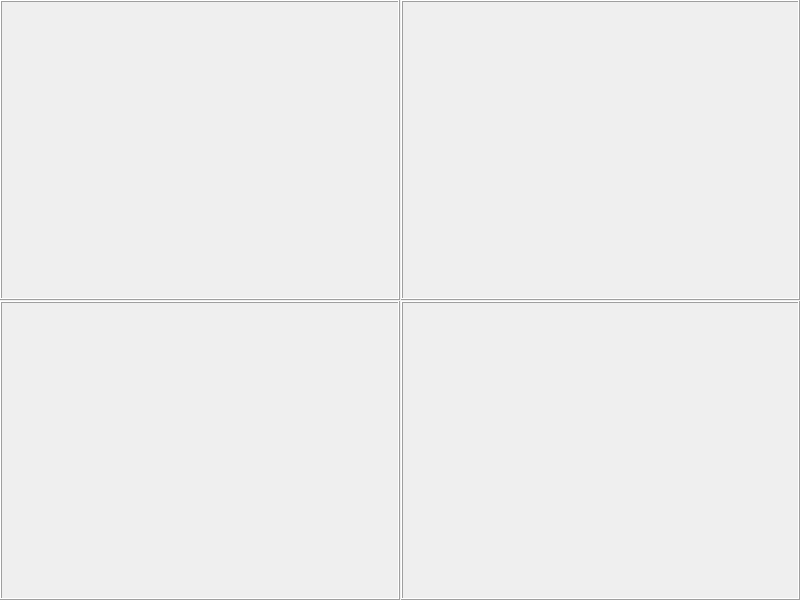
The window that x64_dbg_gui/Project/Src/Gui/CPUWidget.ui (x64dbg/x64dbg) describes before a commit, drawn with Qt 5.
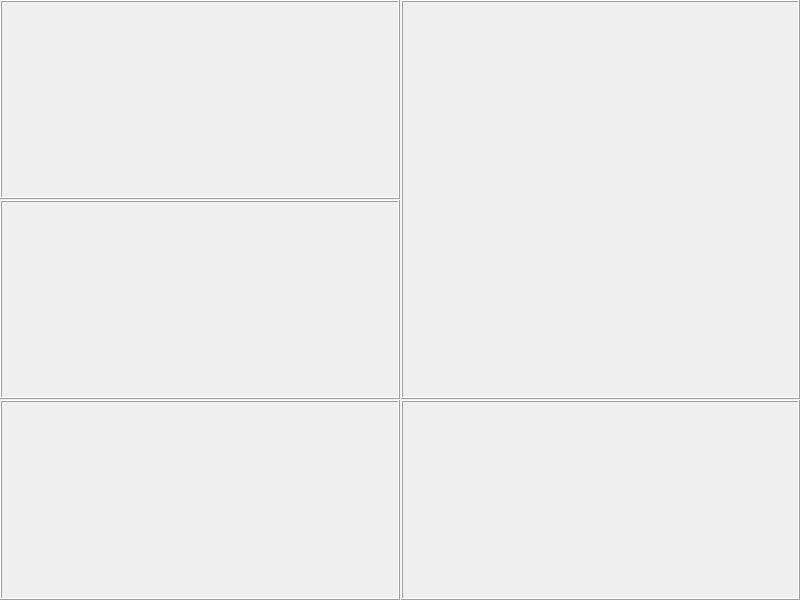
The same window after the commit.

The edit to the form file:
```diff
--- a/x64_dbg_gui/Project/Src/Gui/CPUWidget.ui
+++ b/x64_dbg_gui/Project/Src/Gui/CPUWidget.ui
@@ -17,6 +17,9 @@
    <property name="spacing">
     <number>0</number>
    </property>
+   <property name="sizeConstraint">
+    <enum>QLayout::SetMaximumSize</enum>
+   </property>
    <property name="leftMargin">
     <number>0</number>
    </property>
@@ -44,14 +47,21 @@
       <property name="handleWidth">
        <number>1</number>
       </property>
-      <widget class="QFrame" name="mTopLeftFrame">
+      <widget class="QSplitter" name="mTopLeftVSplitter">
+       <property name="orientation">
+        <enum>Qt::Vertical</enum>
+       </property>
+       <property name="handleWidth">
+        <number>1</number>
+       </property>
+       <widget class="QFrame" name="mTopLeftUpperFrame">
        <property name="frameShape">
         <enum>QFrame::Box</enum>
        </property>
        <property name="frameShadow">
         <enum>QFrame::Raised</enum>
        </property>
-       <layout class="QVBoxLayout" name="mTopLeftFrameLayout">
+        <layout class="QVBoxLayout" name="mTopLeftUpperFrameLayout">
         <property name="spacing">
          <number>0</number>
         </property>
@@ -68,6 +78,32 @@
          <number>0</number>
         </property>
        </layout>
+       </widget>
+       <widget class="QFrame" name="mTopLeftLowerFrame">
+        <property name="frameShape">
+         <enum>QFrame::Box</enum>
+        </property>
+        <property name="frameShadow">
+         <enum>QFrame::Raised</enum>
+        </property>
+        <layout class="QVBoxLayout" name="mTopLeftLowerFrameLayout">
+         <property name="spacing">
+          <number>0</number>
+         </property>
+         <property name="leftMargin">
+          <number>0</number>
+         </property>
+         <property name="topMargin">
+          <number>0</number>
+         </property>
+         <property name="rightMargin">
+          <number>0</number>
+         </property>
+         <property name="bottomMargin">
+          <number>0</number>
+         </property>
+        </layout>
+       </widget>
       </widget>
       <widget class="QFrame" name="mTopRightFrame">
        <property name="frameShape">
```
Lines whose indentation alone changed are shown as unchanged.
